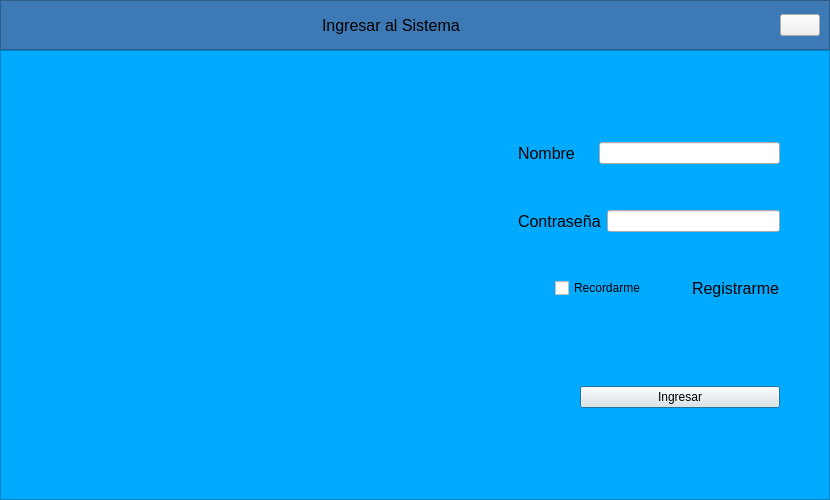
Before: the Qt Designer form inventario/qt/login.ui in washipash/tesita, drawn with Qt 5.
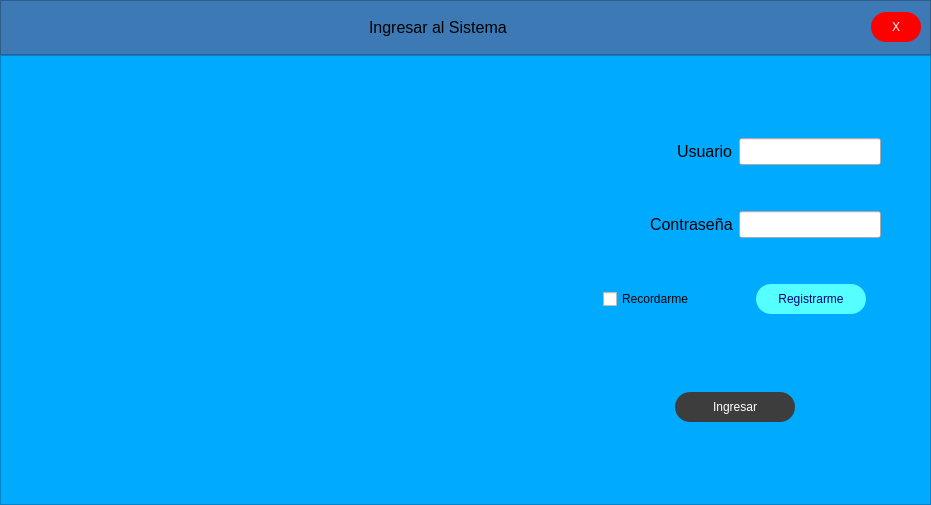
After: the same form once the commit is applied. Icons and pictures are not drawn.

The edit to the form file:
```diff
--- a/inventario/qt/login.ui
+++ b/inventario/qt/login.ui
@@ -6,20 +6,20 @@
    <rect>
     <x>0</x>
     <y>0</y>
-    <width>830</width>
-    <height>500</height>
+    <width>931</width>
+    <height>505</height>
    </rect>
   </property>
   <property name="minimumSize">
    <size>
-    <width>830</width>
-    <height>500</height>
+    <width>931</width>
+    <height>505</height>
    </size>
   </property>
   <property name="maximumSize">
    <size>
-    <width>830</width>
-    <height>500</height>
+    <width>931</width>
+    <height>505</height>
    </size>
   </property>
   <property name="windowTitle">
@@ -45,9 +45,23 @@
 border: 0px solid #14C80C; 
 
 }
+
+
+QPushButton{
+background-color: rgb(61, 61, 61);
+border-radius: 15px;
+color: rgb(255, 255, 255);
+font: 77 10pt &quot;Arial Black&quot;;
+}
+
+QPushButton:hover{
+background-color: rgb(0, 206, 151);
+color: rgb(0, 0, 0);
+font: 77 10pt &quot;Arial Black&quot;;
+}
 </string>
   </property>
-  <layout class="QVBoxLayout" name="verticalLayout" stretch="1,0">
+  <layout class="QVBoxLayout" name="verticalLayout" stretch="1,8">
    <property name="spacing">
     <number>0</number>
    </property>
@@ -65,10 +79,16 @@
    </property>
    <item>
     <widget class="QFrame" name="frame_2">
+     <property name="minimumSize">
+      <size>
+       <width>0</width>
+       <height>55</height>
+      </size>
+     </property>
      <property name="maximumSize">
       <size>
        <width>16777215</width>
-       <height>50</height>
+       <height>55</height>
       </size>
      </property>
      <property name="styleSheet">
@@ -84,7 +104,7 @@
      </property>
      <layout class="QHBoxLayout" name="horizontalLayout_10">
       <property name="spacing">
-       <number>9</number>
+       <number>6</number>
       </property>
       <property name="sizeConstraint">
        <enum>QLayout::SetMinimumSize</enum>
@@ -138,8 +158,30 @@
         </item>
         <item>
          <widget class="QPushButton" name="close_btn">
+          <property name="minimumSize">
+           <size>
+            <width>50</width>
+            <height>30</height>
+           </size>
+          </property>
+          <property name="styleSheet">
+           <string notr="true">
+QPushButton{
+background-color: rgb(255, 0, 0);
+border-radius: 15px;
+color: rgb(255, 255, 255);
+font: 77 10pt &quot;Arial Black&quot;;
+}
+
+QPushButton:hover{
+background-color: rgb(171, 0, 0);
+color: rgb(0, 0, 0);
+font: 77 10pt &quot;Arial Black&quot;;
+}
+</string>
+          </property>
           <property name="text">
-           <string/>
+           <string>X</string>
           </property>
           <property name="autoDefault">
            <bool>false</bool>
@@ -160,9 +202,40 @@
       </size>
      </property>
      <property name="styleSheet">
-      <string notr="true">layout_user{
-	background-color: rgb(0, 135, 202);
-}</string>
+      <string notr="true">QFrame{
+	background-color: rgb(0, 170, 255);
+}
+
+
+QCheckBox{
+	font: 75 14pt &quot;Arial&quot;;
+}
+
+
+
+QLabel{
+font-size: 12pt;
+font: 87 12pts &quot;Arial Black&quot;;
+background-color:#000000ff;
+color:rgb(0, 0, 0);
+border: 0px solid #14C80C; 
+
+}
+
+
+QPushButton{
+background-color: rgb(61, 61, 61);
+border-radius: 15px;
+color: rgb(255, 255, 255);
+font: 77 10pt &quot;Arial Black&quot;;
+}
+
+QPushButton:hover{
+background-color: rgb(0, 206, 151);
+color: rgb(0, 0, 0);
+font: 77 10pt &quot;Arial Black&quot;;
+}
+</string>
      </property>
      <property name="frameShape">
       <enum>QFrame::StyledPanel</enum>
@@ -170,7 +243,10 @@
      <property name="frameShadow">
       <enum>QFrame::Raised</enum>
      </property>
-     <layout class="QHBoxLayout" name="horizontalLayout_8">
+     <layout class="QHBoxLayout" name="horizontalLayout_13">
+      <property name="spacing">
+       <number>6</number>
+      </property>
       <item>
        <layout class="QVBoxLayout" name="verticalLayout_2">
         <item>
@@ -179,8 +255,14 @@
            <widget class="QLabel" name="img_label">
             <property name="minimumSize">
              <size>
-              <width>240</width>
-              <height>150</height>
+              <width>532</width>
+              <height>422</height>
+             </size>
+            </property>
+            <property name="maximumSize">
+             <size>
+              <width>532</width>
+              <height>422</height>
              </size>
             </property>
             <property name="styleSheet">
@@ -202,10 +284,7 @@
        </layout>
       </item>
       <item>
-       <layout class="QVBoxLayout" name="layout_user">
-        <property name="sizeConstraint">
-         <enum>QLayout::SetFixedSize</enum>
-        </property>
+       <layout class="QVBoxLayout" name="verticalLayout_3">
         <item>
          <spacer name="verticalSpacer_6">
           <property name="orientation">
@@ -239,12 +318,22 @@
             <item>
              <widget class="QLabel" name="label_2">
               <property name="text">
-               <string>Nombre    </string>
+               <string>Usuario</string>
               </property>
              </widget>
             </item>
             <item>
-             <widget class="QLineEdit" name="name_edit"/>
+             <widget class="QLineEdit" name="name_edit">
+              <property name="font">
+               <font>
+                <family>Arial</family>
+                <pointsize>12</pointsize>
+               </font>
+              </property>
+              <property name="alignment">
+               <set>Qt::AlignRight|Qt::AlignTrailing|Qt::AlignVCenter</set>
+              </property>
+             </widget>
             </item>
            </layout>
           </item>
@@ -307,7 +396,20 @@
              </widget>
             </item>
             <item>
-             <widget class="QLineEdit" name="pass_edit"/>
+             <widget class="QLineEdit" name="pass_edit">
+              <property name="font">
+               <font>
+                <family>Arial</family>
+                <pointsize>12</pointsize>
+               </font>
+              </property>
+              <property name="echoMode">
+               <enum>QLineEdit::Password</enum>
+              </property>
+              <property name="alignment">
+               <set>Qt::AlignRight|Qt::AlignTrailing|Qt::AlignVCenter</set>
+              </property>
+             </widget>
             </item>
            </layout>
           </item>
@@ -373,7 +475,7 @@
              <enum>Qt::Horizontal</enum>
             </property>
             <property name="sizeType">
-             <enum>QSizePolicy::Minimum</enum>
+             <enum>QSizePolicy::Expanding</enum>
             </property>
             <property name="sizeHint" stdset="0">
              <size>
@@ -384,7 +486,29 @@
            </spacer>
           </item>
           <item>
-           <widget class="QLabel" name="register_label">
+           <widget class="QPushButton" name="register_btn">
+            <property name="minimumSize">
+             <size>
+              <width>110</width>
+              <height>30</height>
+             </size>
+            </property>
+            <property name="styleSheet">
+             <string notr="true">
+QPushButton{
+background-color:rgb(85, 255, 255);
+border-radius: 15px;
+color: rgb(0, 0, 127);
+font: 77 10pt &quot;Arial Black&quot;;
+}
+
+QPushButton:hover{
+background-color: rgb(0, 0, 127);
+color:rgb(85, 255, 255);
+font: 77 10pt &quot;Arial Black&quot;;
+}
+</string>
+            </property>
             <property name="text">
              <string>Registrarme</string>
             </property>
@@ -396,7 +520,7 @@
              <enum>Qt::Horizontal</enum>
             </property>
             <property name="sizeType">
-             <enum>QSizePolicy::Fixed</enum>
+             <enum>QSizePolicy::Expanding</enum>
             </property>
             <property name="sizeHint" stdset="0">
              <size>
@@ -440,8 +564,8 @@
            <widget class="QPushButton" name="user_btn">
             <property name="minimumSize">
              <size>
-              <width>200</width>
-              <height>0</height>
+              <width>120</width>
+              <height>30</height>
              </size>
             </property>
             <property name="maximumSize">
@@ -473,7 +597,7 @@
              <enum>Qt::Horizontal</enum>
             </property>
             <property name="sizeType">
-             <enum>QSizePolicy::Fixed</enum>
+             <enum>QSizePolicy::Expanding</enum>
             </property>
             <property name="sizeHint" stdset="0">
              <size>
```
Left out of the diff: 2 changed lines with no effect on the pictures.
